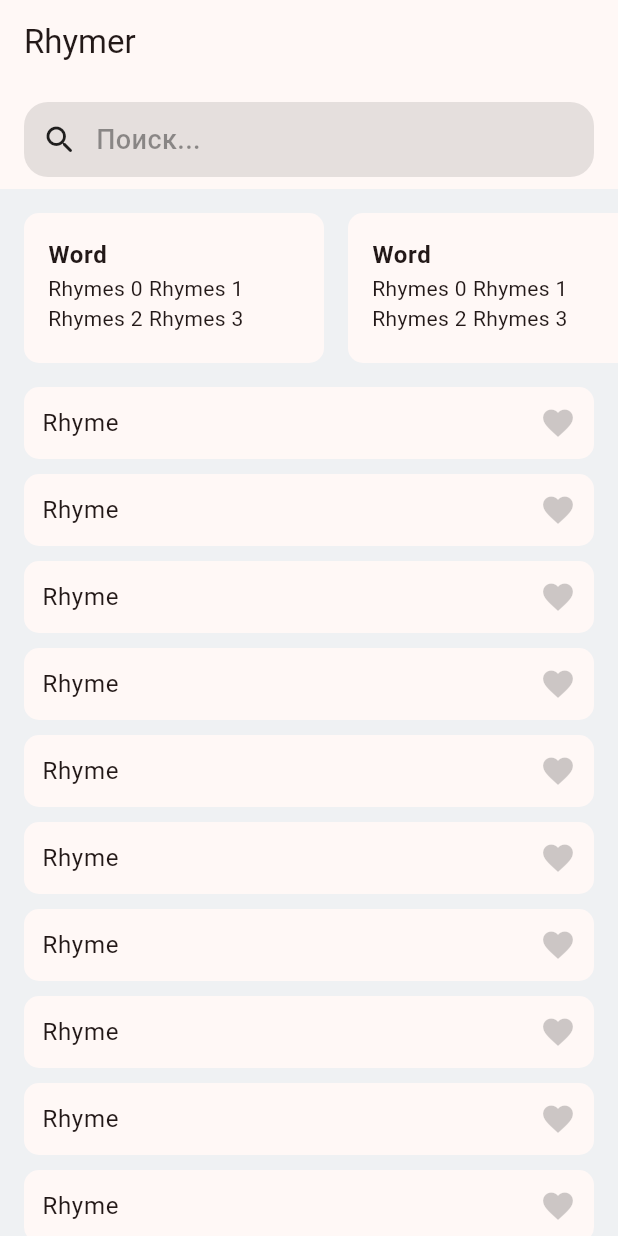
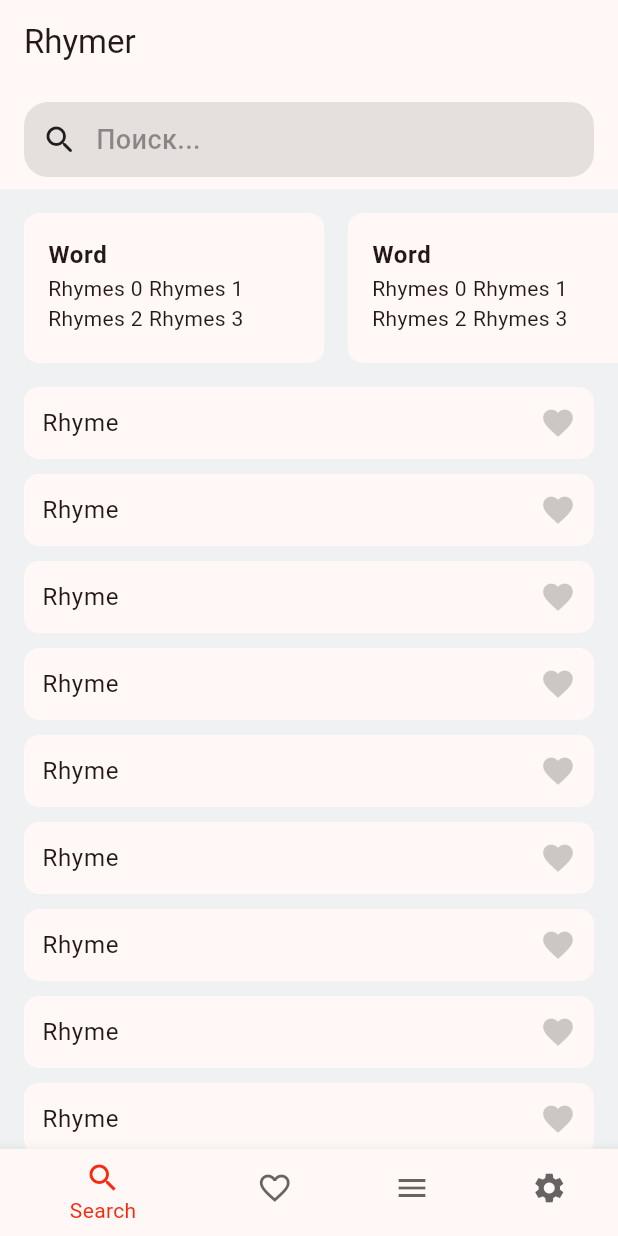
Before and after one commit to MajidiyM/rhymer, a Flutter app: the screen it shows after launch, on a phone screen of 412 x 824 dp. Run offline on Flutter 3.47's test engine with Material 3 defaults, Android fonts, the light colour scheme and no system bars.

Commit message:
[+] SearchScreen | BottomNavigationScreen
Добавлена BottomNavigationScreen и анимация swipe на другие страницы

```diff
--- a/lib/main.dart
+++ b/lib/main.dart
@@ -22,13 +22,81 @@
   }
 }
 
-class HomeScreen extends StatelessWidget {
+class HomeScreen extends StatefulWidget {
   const HomeScreen({super.key});
 
   @override
+  State<HomeScreen> createState() => _HomeScreenState();
+}
+
+var _selectedPageIndex = 0;
+final _pageController = PageController();
+
+class _HomeScreenState extends State<HomeScreen> {
+  @override
   Widget build(BuildContext context) {
+    final theme = Theme.of(context);
     return Scaffold(
-      body: CustomScrollView(
+      body: PageView(
+        onPageChanged: (value) {
+          setState(() {
+            _selectedPageIndex = value;
+          });
+        },
+        controller: _pageController,
+        children: [
+          SearchScreen(),
+          Scaffold(),
+          Scaffold(),
+          Scaffold(),
+        ],
+      ),
+      bottomNavigationBar: BottomNavigationBar(
+          selectedItemColor: theme.primaryColor,
+          unselectedItemColor: theme.hintColor,
+          currentIndex: _selectedPageIndex,
+          onTap: _openPage,
+          items: const [
+            BottomNavigationBarItem(
+              icon: Icon(Icons.search),
+              label: "Search",
+            ),
+            BottomNavigationBarItem(
+              icon: Icon(Icons.favorite_outline),
+              label: "Favourite",
+            ),
+            BottomNavigationBarItem(
+              icon: Icon(Icons.menu),
+              label: "History",
+            ),
+            BottomNavigationBarItem(
+              icon: Icon(Icons.settings),
+              label: "Settings",
+            ),
+          ]),
+    );
+  }
+
+  void _openPage(int index) {
+    setState(() {
+      _selectedPageIndex = index;
+      _pageController.animateToPage(
+        index,
+        duration: const Duration(milliseconds: 200),
+        curve: Curves.linear,
+      );
+    });
+  }
+}
+
+class SearchScreen extends StatelessWidget {
+  const SearchScreen({
+    super.key,
+  });
+
+  @override
+  Widget build(BuildContext context) {
+    return CustomScrollView(
       slivers: [
         const SliverAppBar(
           pinned: true,
@@ -73,7 +141,6 @@
           itemBuilder: (context, index) => const RhymeListCard(),
         ),
       ],
-      ),
     );
   }
 }
```
Lines whose indentation alone changed are shown as unchanged.
